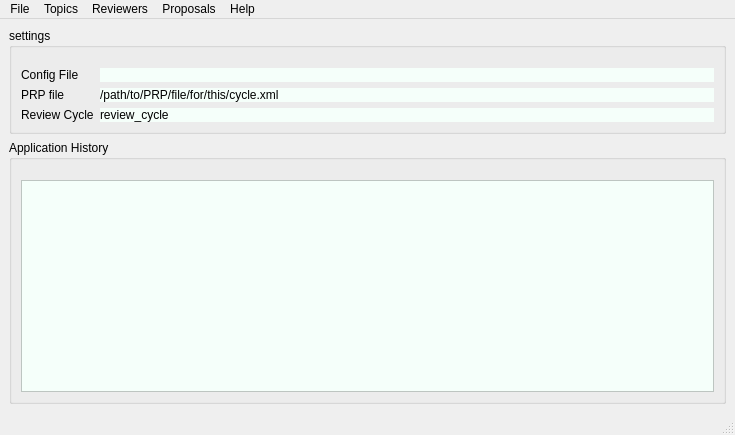
First picture: the form in src/Assign_GUP/resources/main_window.ui, repository prjemian/assign_gup, before the edit.
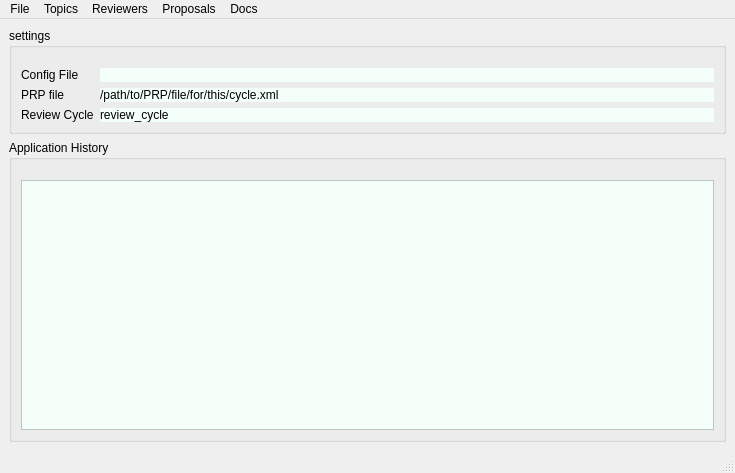
Second picture: the form after the edit.

Commit message: rename "Help" menu to enable on Mac OSX

```diff
--- a/src/Assign_GUP/resources/main_window.ui
+++ b/src/Assign_GUP/resources/main_window.ui
@@ -7,7 +7,7 @@
     <x>0</x>
     <y>0</y>
     <width>735</width>
-    <height>435</height>
+    <height>473</height>
    </rect>
   </property>
   <property name="windowTitle">
@@ -128,7 +128,7 @@
      <x>0</x>
      <y>0</y>
      <width>735</width>
-     <height>21</height>
+     <height>38</height>
     </rect>
    </property>
    <widget class="QMenu" name="menuFile">
@@ -145,9 +145,9 @@
     <addaction name="separator"/>
     <addaction name="actionExit"/>
    </widget>
-   <widget class="QMenu" name="menuHelp">
+   <widget class="QMenu" name="menuDocs">
     <property name="title">
-     <string>Help</string>
+     <string>Docs</string>
     </property>
     <addaction name="actionAbout"/>
    </widget>
@@ -177,7 +177,7 @@
    <addaction name="menuTopics"/>
    <addaction name="menuReviewers"/>
    <addaction name="menuProposals"/>
-   <addaction name="menuHelp"/>
+   <addaction name="menuDocs"/>
   </widget>
   <widget class="QStatusBar" name="statusbar"/>
   <action name="actionAbout">
```
Left out of the diff: 6 changed lines with no effect on the pictures. The commit also changes 1 other file.
